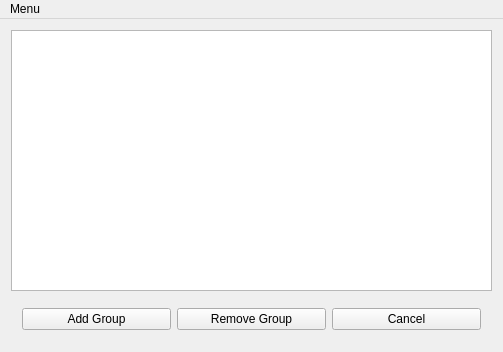
Above: gui/edit_group.ui from BoraYang/onnuri before the change. Below: the same form after it.
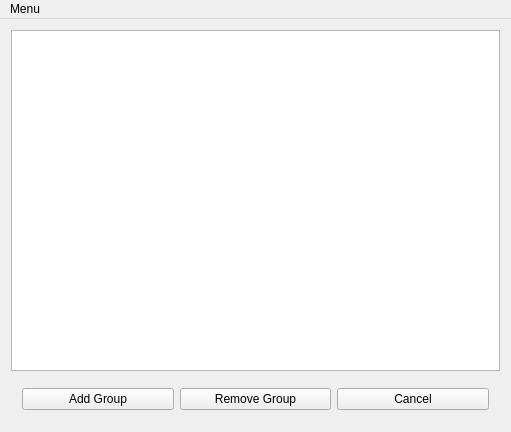
That is the form after the change.

What changed in the file:
```diff
--- a/gui/edit_group.ui
+++ b/gui/edit_group.ui
@@ -6,8 +6,8 @@
    <rect>
     <x>0</x>
     <y>0</y>
-    <width>503</width>
-    <height>352</height>
+    <width>511</width>
+    <height>432</height>
    </rect>
   </property>
   <property name="windowTitle">
@@ -61,7 +61,7 @@
     <rect>
      <x>0</x>
      <y>0</y>
-     <width>503</width>
+     <width>511</width>
      <height>22</height>
     </rect>
    </property>
```
